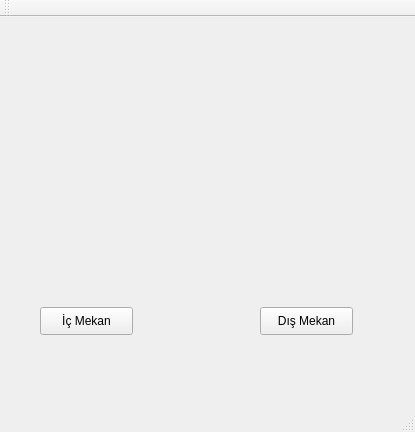
Qt form mainwindow.ui (GTUProject1Group62015/Group6Interface) before a commit.
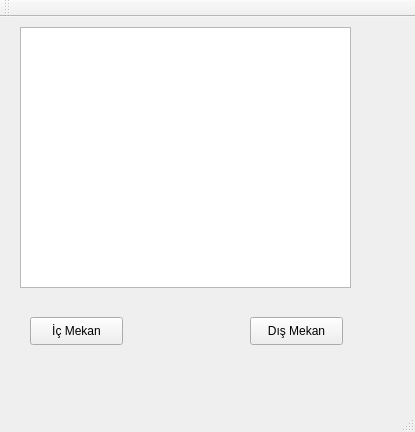
The same form after that commit.

Patch:
```diff
--- a/mainwindow.ui
+++ b/mainwindow.ui
@@ -17,8 +17,8 @@
    <widget class="QPushButton" name="icMekanButton">
     <property name="geometry">
      <rect>
-      <x>40</x>
-      <y>290</y>
+      <x>30</x>
+      <y>300</y>
       <width>93</width>
       <height>28</height>
      </rect>
@@ -30,8 +30,8 @@
    <widget class="QPushButton" name="disMekanButton">
     <property name="geometry">
      <rect>
-      <x>260</x>
-      <y>290</y>
+      <x>250</x>
+      <y>300</y>
       <width>93</width>
       <height>28</height>
      </rect>
@@ -40,6 +40,16 @@
      <string>Dış Mekan</string>
     </property>
    </widget>
+   <widget class="QGraphicsView" name="graphicsView">
+    <property name="geometry">
+     <rect>
+      <x>20</x>
+      <y>10</y>
+      <width>331</width>
+      <height>261</height>
+     </rect>
+    </property>
+   </widget>
   </widget>
   <widget class="QMenuBar" name="menuBar">
    <property name="geometry">
```
